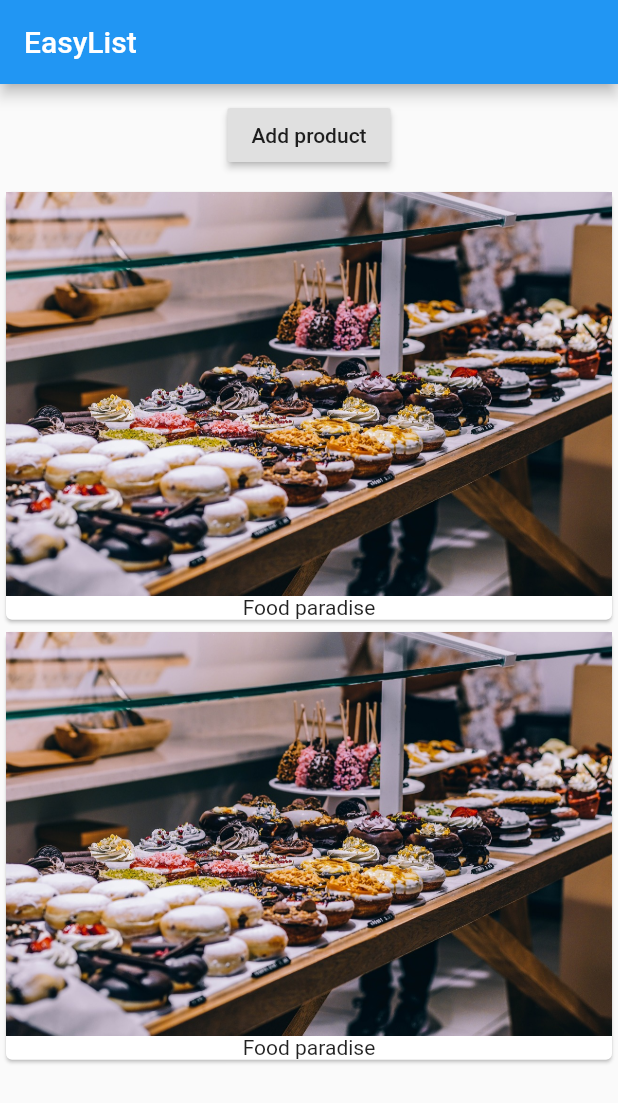
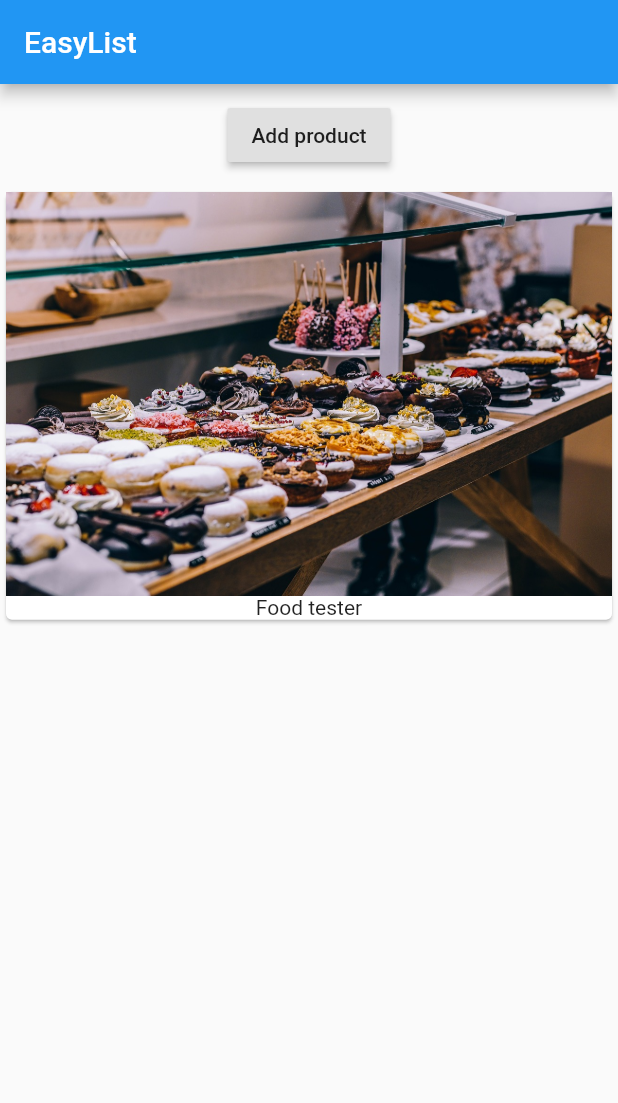
Before and after one commit to blkfltchr/learnflutterdart, a Flutter app: the screen it shows after launch, on a phone screen of 412 x 824 dp. Shown: the top 1103 px of the screen. Run offline on Flutter 3.47's test engine with Material 2 defaults, Android fonts, the phone set to English and light mode, and no system bars.

Commit message:
Mapped over list and add product functioning

```diff
--- a/my_flutter_app/lib/main.dart
+++ b/my_flutter_app/lib/main.dart
@@ -2,8 +2,16 @@ import 'package:flutter/material.dart';
 
 void main() => runApp(MyApp());
 
-class MyApp extends StatelessWidget {
+class MyApp extends StatefulWidget {
   @override
+  State<StatefulWidget> createState() {
+    return _MyAppState();
+  }
+}
+
+class _MyAppState extends State<MyApp> {
+  List<String> _products = ['Food tester'];
+
   Widget build(BuildContext context) {
     return MaterialApp(
       home: Scaffold(
@@ -15,25 +23,25 @@ class MyApp extends StatelessWidget {
             Container(
               margin: EdgeInsets.all(10.0),
               child: RaisedButton(
-                onPressed: () {},
+                  onPressed: () {
+                    setState(() {
+                      _products.add('Advanced food tester');
+                    });
+                  },
                   child: Text('Add product')),
             ),
-            Card(
+            Column(
+              children: _products
+                  .map((element) => Card(
                         child: Column(
                           children: <Widget>[
                             Image.asset('assets/food.jpg'),
-                  Text('Food paradise'),
+                            Text(element),
                           ],
                         ),
-            ),
-            Card(
-              child: Column(
-                children: <Widget>[
-                  Image.asset('assets/food.jpg'),
-                  Text('Food paradise'),
-                ],
-              ),
-            ),
+                      ))
+                  .toList(),
+            )
           ],
         ),
       ),
```
Lines whose indentation alone changed are shown as unchanged.
